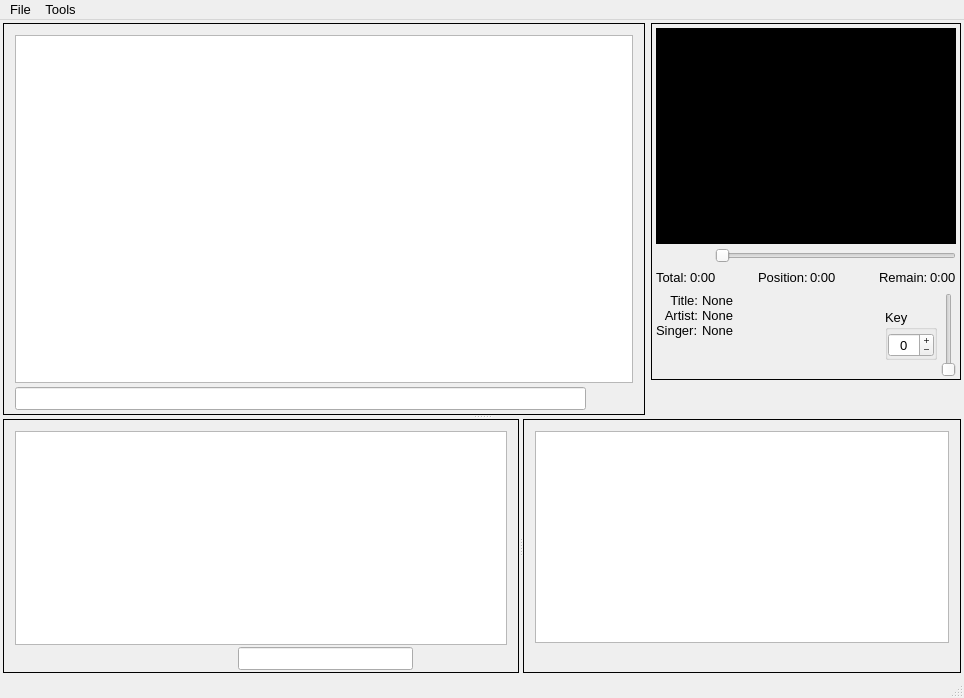
Above: KaraokeHost/mainwindow.ui from OpenKJ/OpenKJ before the change. Below: the same form after it.
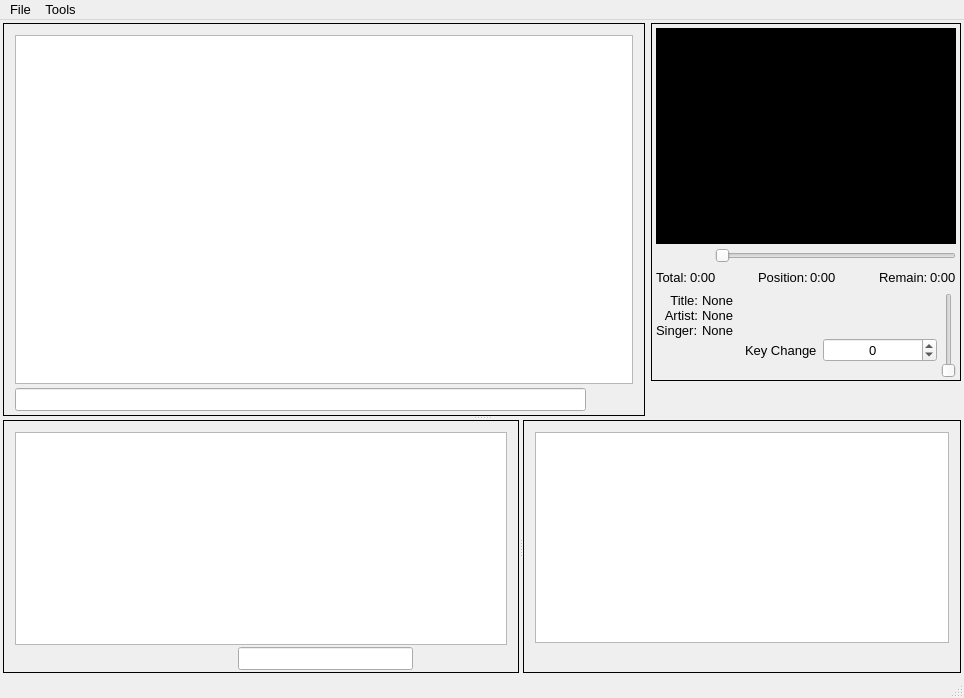
That is the form after the change. Icons and pictures are not drawn. Custom widgets are drawn as their Qt base class.

Patch:
```diff
--- a/KaraokeHost/mainwindow.ui
+++ b/KaraokeHost/mainwindow.ui
@@ -1222,13 +1222,10 @@
                      <property name="orientation">
                       <enum>Qt::Vertical</enum>
                      </property>
-                     <property name="sizeType">
-                      <enum>QSizePolicy::MinimumExpanding</enum>
-                     </property>
                      <property name="sizeHint" stdset="0">
                       <size>
                        <width>20</width>
-                       <height>5</height>
+                       <height>40</height>
                       </size>
                      </property>
                     </spacer>
@@ -1283,67 +1280,28 @@
                     </widget>
                    </item>
                    <item>
-                    <spacer name="verticalSpacer_3">
-                     <property name="orientation">
-                      <enum>Qt::Vertical</enum>
-                     </property>
-                     <property name="sizeType">
-                      <enum>QSizePolicy::MinimumExpanding</enum>
-                     </property>
-                     <property name="sizeHint" stdset="0">
-                      <size>
-                       <width>20</width>
-                       <height>5</height>
-                      </size>
-                     </property>
-                    </spacer>
-                   </item>
-                  </layout>
-                 </item>
-                 <item>
-                  <widget class="QGroupBox" name="groupBoxKey">
-                   <property name="sizePolicy">
-                    <sizepolicy hsizetype="Fixed" vsizetype="Fixed">
-                     <horstretch>0</horstretch>
-                     <verstretch>0</verstretch>
-                    </sizepolicy>
-                   </property>
-                   <property name="maximumSize">
-                    <size>
-                     <width>60</width>
-                     <height>16777215</height>
-                    </size>
-                   </property>
-                   <property name="title">
-                    <string>Key</string>
-                   </property>
-                   <property name="alignment">
-                    <set>Qt::AlignLeading|Qt::AlignLeft|Qt::AlignTop</set>
-                   </property>
-                   <property name="flat">
-                    <bool>false</bool>
-                   </property>
                    <layout class="QHBoxLayout" name="horizontalLayout_6">
-                    <property name="spacing">
-                     <number>0</number>
-                    </property>
-                    <property name="leftMargin">
-                     <number>0</number>
-                    </property>
-                    <property name="topMargin">
-                     <number>3</number>
-                    </property>
-                    <property name="rightMargin">
-                     <number>0</number>
-                    </property>
-                    <property name="bottomMargin">
-                     <number>0</number>
-                    </property>
+                     <item alignment="Qt::AlignRight">
+                      <widget class="QLabel" name="lblKey">
+                       <property name="text">
+                        <string>Key Change</string>
+                       </property>
+                      </widget>
+                     </item>
                     <item>
                      <widget class="QSpinBox" name="spinBoxKey">
+                       <property name="minimumSize">
+                        <size>
+                         <width>0</width>
+                         <height>10</height>
+                        </size>
+                       </property>
                       <property name="focusPolicy">
                        <enum>Qt::NoFocus</enum>
                       </property>
+                       <property name="frame">
+                        <bool>true</bool>
+                       </property>
                       <property name="alignment">
                        <set>Qt::AlignCenter</set>
                       </property>
@@ -1351,7 +1309,7 @@
                        <bool>false</bool>
                       </property>
                       <property name="buttonSymbols">
-                       <enum>QAbstractSpinBox::PlusMinus</enum>
+                        <enum>QAbstractSpinBox::UpDownArrows</enum>
                       </property>
                       <property name="keyboardTracking">
                        <bool>false</bool>
@@ -1368,7 +1326,24 @@
                      </widget>
                     </item>
                    </layout>
-                  </widget>
+                   </item>
+                   <item>
+                    <spacer name="verticalSpacer_3">
+                     <property name="orientation">
+                      <enum>Qt::Vertical</enum>
+                     </property>
+                     <property name="sizeType">
+                      <enum>QSizePolicy::MinimumExpanding</enum>
+                     </property>
+                     <property name="sizeHint" stdset="0">
+                      <size>
+                       <width>20</width>
+                       <height>5</height>
+                      </size>
+                     </property>
+                    </spacer>
+                   </item>
+                  </layout>
                  </item>
                  <item>
                   <widget class="QSlider" name="sliderVolume">
```
Left out of the diff: 2 changed lines with no effect on the pictures. Lines whose indentation alone changed are shown as unchanged.
